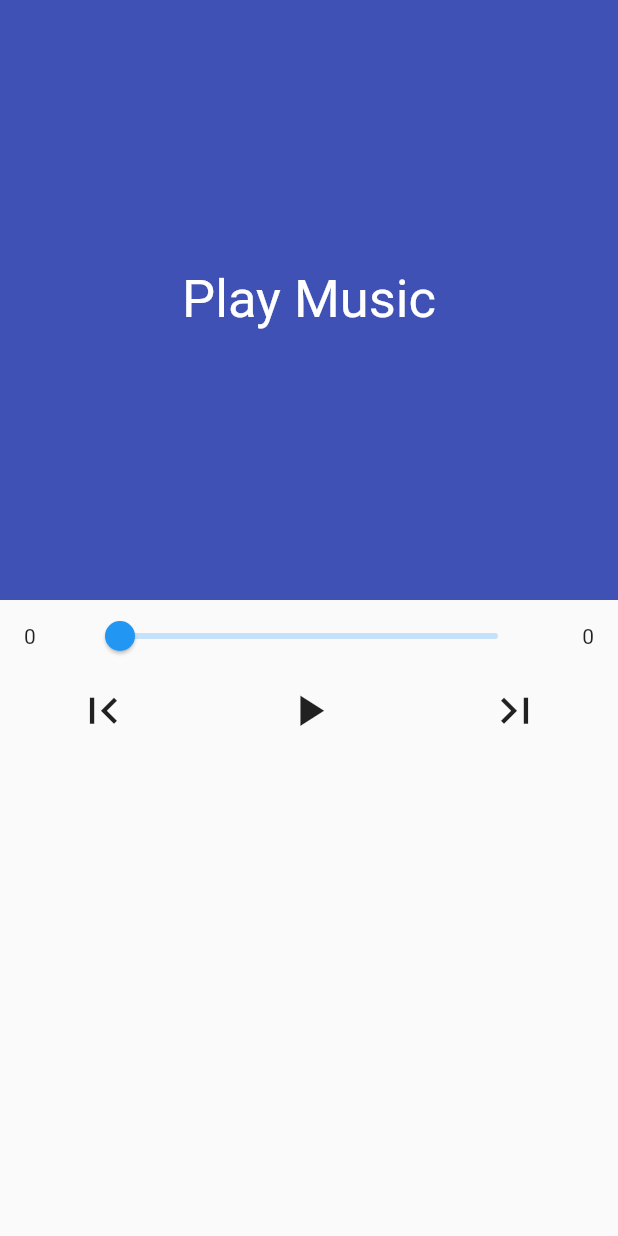
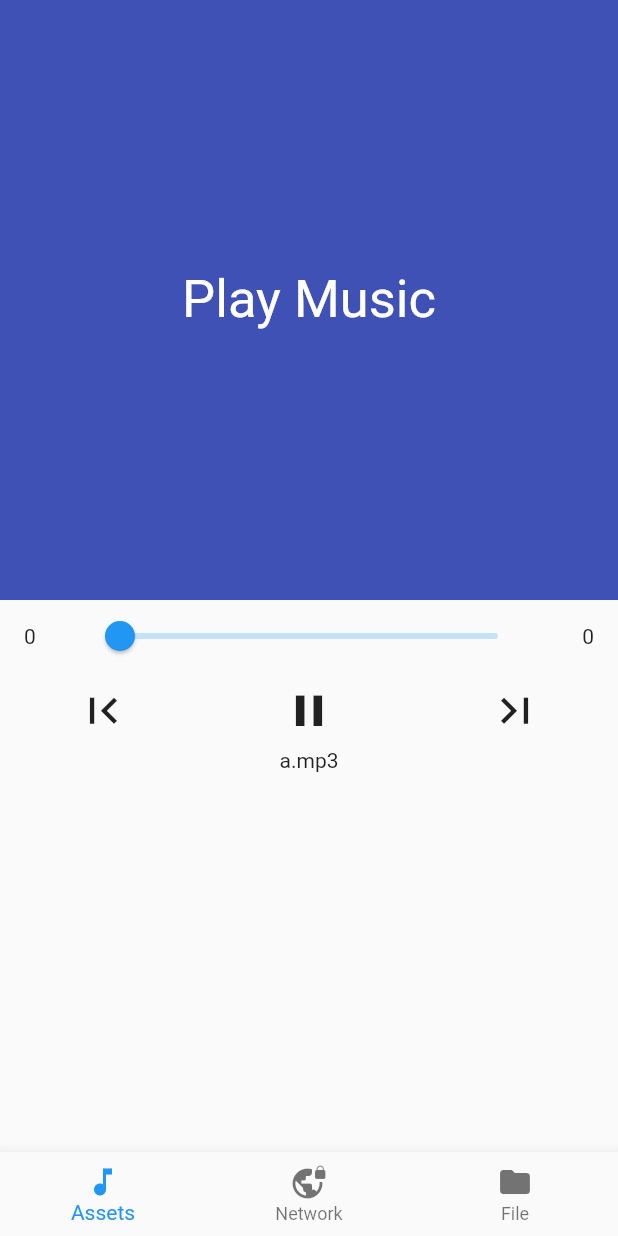
Before and after one commit to sunaarun/music_player_app, a Flutter app: the screen it shows after launch, after a tap on the "first page" icon, on a phone screen of 412 x 824 dp. Run offline on Flutter 3.47's test engine with Material 2 defaults, Android fonts, the phone set to English and light mode, and no system bars; our stand-ins replace audioplayers.

Commit message:
Play Multi audios, From Network and Local File

```diff
--- a/lib/main.dart
+++ b/lib/main.dart
@@ -1,11 +1,14 @@
 import 'package:flutter/material.dart';
+import 'package:music_player_app/ass_audiop.dart';
+import 'package:music_player_app/play_file.dart';
 import 'package:music_player_app/play_music.dart';
+import 'package:music_player_app/play_network.dart';
 void main() {
-  runApp(const MyApp());
+  runApp(MyApp());
 }
 
 class MyApp extends StatelessWidget {
-  const MyApp({Key? key}) : super(key: key);
+
   @override
   Widget build(BuildContext context) {
     return MaterialApp(
@@ -14,7 +17,42 @@ class MyApp extends StatelessWidget {
       theme: ThemeData(
         primarySwatch: Colors.blue,
       ),
-      home: PlayMusic(),
+      home:MusicApp()
+     // PlayFromNetwork()
+      //AssetAudio()
+     // PlayMusic(),
     );
   }
 }
+class MusicApp extends StatefulWidget {
+  const MusicApp({Key? key}) : super(key: key);
+
+  @override
+  _MusicAppState createState() => _MusicAppState();
+}
+
+class _MusicAppState extends State<MusicApp> {
+  List<Widget> myWidget=[PlayMusic(), PlayFromNetwork(), PlayLocalFile()];
+  int pageIndex= 0;
+  selectPage(int val)
+  {
+    setState(() {
+      pageIndex=val;
+    });
+  }
+  @override
+  Widget build(BuildContext context) {
+    return Scaffold(
+      body: myWidget[pageIndex],
+      bottomNavigationBar: BottomNavigationBar(
+        currentIndex: pageIndex,
+        onTap: selectPage,
+        items: [
+          BottomNavigationBarItem(icon: Icon(Icons.music_note), label: 'Assets'),
+          BottomNavigationBarItem(icon:Icon( Icons.vpn_lock),label: 'Network'),
+          BottomNavigationBarItem(icon: Icon(Icons.folder),label: 'File')
+        ],
+      ),
+    );
+  }
+}
--- a/lib/play_music.dart
+++ b/lib/play_music.dart
@@ -14,13 +14,16 @@ class _PlayMusicState extends State<PlayMusic> {
   bool isPlaying =false;
    Duration currentPostion = Duration();
    Duration musicLength = Duration();
+   int index =0;
+   List<String> mylist= ['a.mp3','b.mp3','c.mp3', 'd.mp3', 'e.mp3'];
    @override
   void initState() {
     // TODO: implement initState
     super.initState();
     player = AudioPlayer();
     cache = AudioCache(fixedPlayer: player);
-    cache.load('am.mp3');
+    index =0;
+   // cache.loadAll(['1.mp3','2.mp3','3.mp3', '4.mp3', '5.mp3']);
     setUp();
   }
   setUp(){
@@ -71,14 +74,26 @@ class _PlayMusicState extends State<PlayMusic> {
           Row(
             mainAxisAlignment: MainAxisAlignment.spaceAround,
             children: [
-              IconButton(onPressed: (){
-                if(currentPostion.inSeconds ==0 || currentPostion.inSeconds <10){
-                  seekTo(0);
-                }
-                else if(currentPostion.inSeconds >10){
-                  seekTo(currentPostion.inSeconds -10);
-                }
-              }, icon: Icon(Icons.first_page), iconSize: 35,),
+              IconButton(
+                icon: Icon(Icons.first_page), iconSize: 35,
+                onPressed: (){
+                  if(index>0) {
+                    setState(() {
+                      index--;
+                      isPlaying= true;
+                      print('$index');
+                    });
+                    cache.play(mylist[index]);
+                  }
+                  else{
+                    setState(() {
+                      isPlaying= true;
+
+                    });
+                    print('$index');
+                    cache.play(mylist[index]);
+                  }
+              }, ),
               IconButton(onPressed: (){
                if(isPlaying)
                  {
@@ -91,41 +106,58 @@ class _PlayMusicState extends State<PlayMusic> {
                  setState(() {
                    isPlaying = true;
                  });
-                 playMusic();
+                 playMusic(mylist[index]);
                }
               },
-                icon: isPlaying?Icon(Icons.pause): Icon(Icons.play_arrow), iconSize: 35,),
-              IconButton(onPressed: (){
-                if(currentPostion < musicLength - Duration(seconds: 10)){
-                  seekTo(currentPostion.inSeconds + 10);
-                }
-                else {
-                  seekTo(musicLength.inSeconds);
+                icon: isPlaying?Icon(Icons.pause):
+                Icon(Icons.play_arrow), iconSize: 35,),
+
+              IconButton(
+                icon: Icon(Icons.last_page), iconSize: 35,
+                onPressed: (){
+                     if(index < mylist.length-1 )
+                  {  print('$index');
                   setState(() {
-                    isPlaying = false;
+                    index=index+1;
+                    isPlaying=true;
                   });
-                  player.stop();
-                }
-
-              }, icon: Icon(Icons.last_page), iconSize: 35,)
+                  print('$index');
+                  cache.play(mylist[index]);
+                  }
+                  else {
+                    setState(() {
+                      index=0;
+                      isPlaying=true;
+                    });
+                    print("$index");
+                    cache.play(mylist[index]);
+                  }
+                },
+               )
             ],
-          )
+          ),
+          Text('${mylist[index]}')
         ],
       ),
     );
   }
-  playMusic()
-  { // t play the Audio
-    cache.play('am.mp3');
+
+  playMusic(String song)
+  { // to play the Audio
+     cache.play(song);
   }
   stopMusic()
-  {
-    // to pause the Audio
+  {// to pause the Audio
     player.pause();
   }
   seekTo(int sec)
-  {
-    // To seek the audio to a new position
+  {// To seek the audio to a new position
     player.seek(Duration(seconds: sec));
   }
+  @override
+  void dispose() {
+    // TODO: implement dispose
+    super.dispose();
+    player.dispose();
+  }
 }
--- a/pubspec.yaml
+++ b/pubspec.yaml
@@ -35,6 +35,9 @@ dependencies:
   # Use with the CupertinoIcons class for iOS style icons.
   cupertino_icons: ^1.0.2
   audioplayers: ^0.20.1
+  assets_audio_player: ^3.0.4+1
+  file_picker: ^4.5.1
+  path_provider: ^2.0.9
 
 dev_dependencies:
   flutter_test:
```
Also changed, not shown: pubspec.lock, 3 other files.
